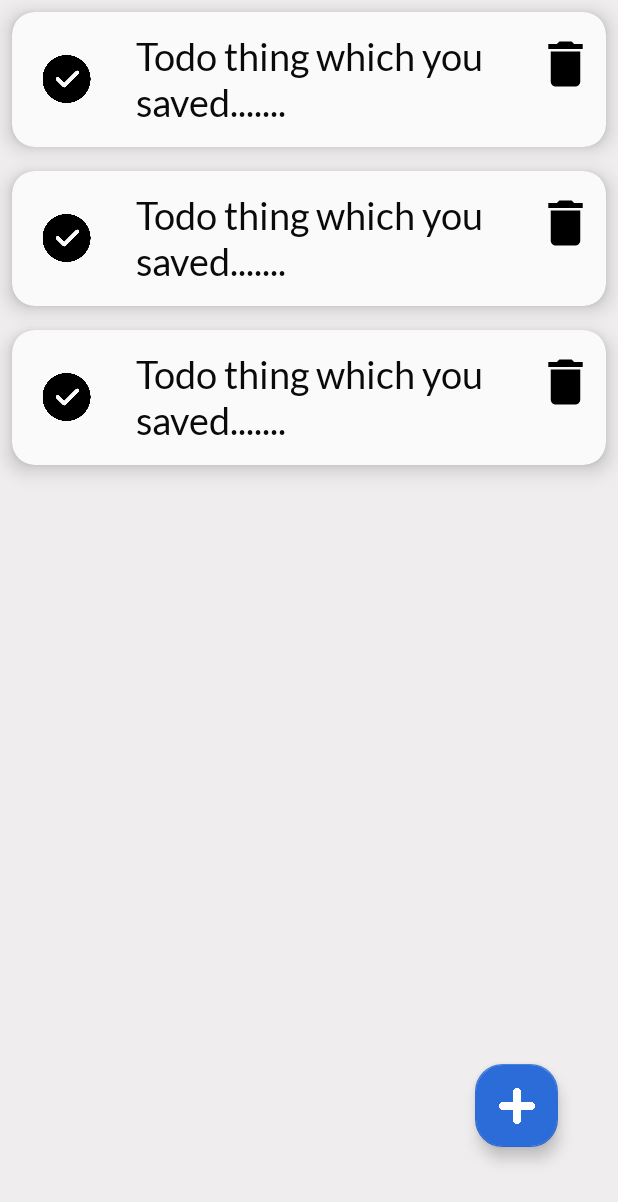
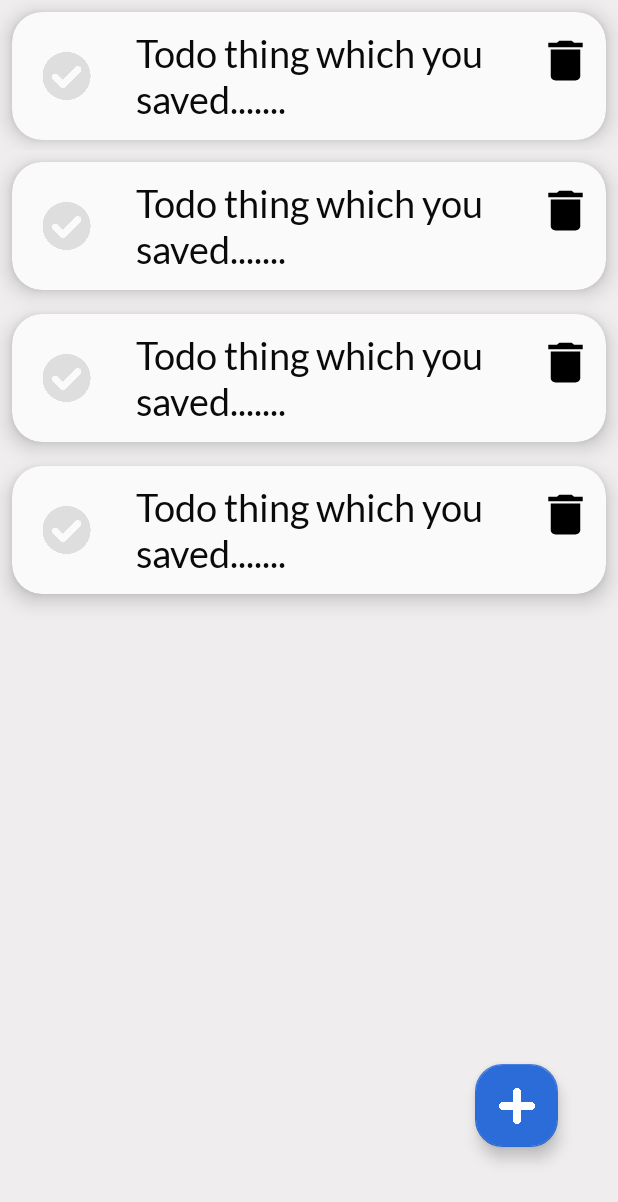
Before and after one commit to sanskarpawar/TodoApp_Kotlin, an Android app: the layout activity_todo_list.xml on its own in the app's theme, with its tools: preview values and no code run, on a phone screen of 412 x 824 dp. Shown: the top 1202 px of the screen. Run offline under Robolectric (Android 15) with nearby library versions, the phone set to English and light mode, and no system bars; Roboto replaces fonts that are not available here.

Commit message:
Added functionality to display completed task in upper recycler view

```diff
--- a/app/src/main/java/com/example/notesapp/Constants.kt
+++ b/app/src/main/java/com/example/notesapp/Constants.kt
@@ -21,6 +21,7 @@ class Constants {
             const val FILL_EMPTY_MSG ="Fill empty fields"
             const val TASK_UPDATE_MSG ="Successfully updated"
             const val FAILED_UPDATE_MSG = "Failed to update"
+            const val COMPLETED = "Completed"
 
 
     }
--- a/app/src/main/res/layout/activity_todo_list.xml
+++ b/app/src/main/res/layout/activity_todo_list.xml
@@ -11,15 +11,27 @@
 
 
     <androidx.recyclerview.widget.RecyclerView
+        android:id="@+id/todoListForDone"
+        android:layout_width="match_parent"
+        android:layout_height="100dp"
+        app:layout_constraintStart_toStartOf="parent"
+        app:layout_constraintTop_toTopOf="parent"
+        tools:listitem="@layout/single_todo_item"
+        />
+
+
+    <androidx.recyclerview.widget.RecyclerView
         android:id="@+id/todoList"
         android:layout_width="match_parent"
         android:layout_height="match_parent"
+        android:layout_marginTop="100dp"
         app:layout_constraintBottom_toBottomOf="parent"
         app:layout_constraintEnd_toEndOf="parent"
-        app:layout_constraintStart_toStartOf="parent"
-        app:layout_constraintTop_toTopOf="parent"
+        app:layout_constraintHorizontal_bias="0.0"
+        app:layout_constraintStart_toStartOf="@id/todoListForDone"
+        app:layout_constraintTop_toTopOf="@id/todoListForDone"
+        app:layout_constraintVertical_bias="1.0"
         tools:listitem="@layout/single_todo_item" />
-
 
     <com.google.android.material.floatingactionbutton.FloatingActionButton
         android:id="@+id/addfloatingBtn"
--- a/app/src/main/res/layout/single_todo_item.xml
+++ b/app/src/main/res/layout/single_todo_item.xml
@@ -6,7 +6,7 @@
     android:layout_height="wrap_content"
     xmlns:app="http://schemas.android.com/apk/res-auto"
     app:cardElevation="8dp"
-    app:cardCornerRadius="15dp"
+    app:cardCornerRadius="20dp"
     android:layout_margin="8dp"
     app:cardBackgroundColor="@color/cardBackground"
 
@@ -31,7 +31,7 @@
                     android:layout_marginBottom="10dp"
                     android:layout_weight="10"
                     android:contentDescription="@string/mark_task_as_done"
-                    android:src="@drawable/tickmark"
+                    android:src="@drawable/doneicon"
 
                     />
 
@@ -55,7 +55,7 @@
                 <Button
                     android:id="@+id/btnDelete"
                     android:layout_width="10dp"
-                    android:layout_height="40dp"
+                    android:layout_height="35dp"
                     android:layout_marginStart="25dp"
                     android:layout_marginTop="20dp"
                     android:layout_marginEnd="7dp"
```
Also changed, not shown: app/src/main/java/com/example/notesapp/MyAdapter.kt (+25 -10 lines), app/src/main/java/com/example/notesapp/MyAdapterForDone.kt (added, +64 -0 lines), app/src/main/java/com/example/notesapp/TodoListActivity.kt (+77 -4 lines), app/src/main/res/drawable/doneicon.png (added), 1 other file.
